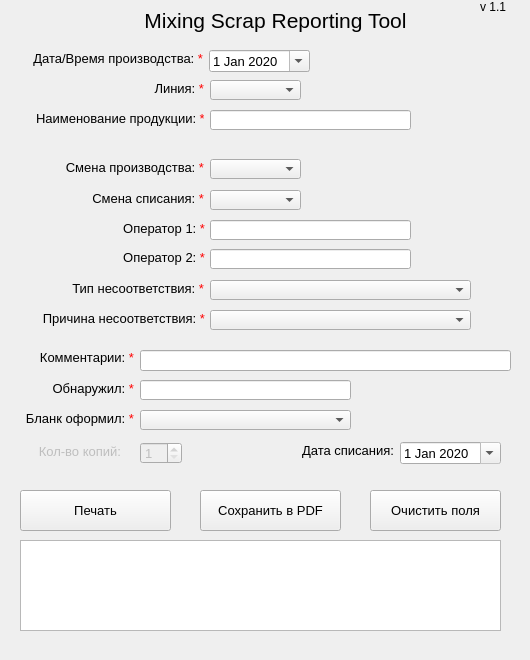
EvgenyMinikh/Mixing-Scrap-Reporting-Tool, file main_window.ui: the form before one commit.
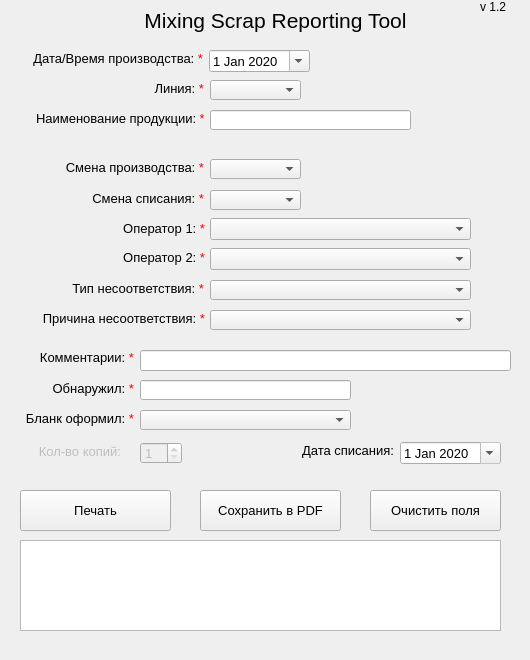
The form after the commit.

Commit message: [Change] Added operator lists, added xlsm support

Patch:
```diff
--- a/main_window.ui
+++ b/main_window.ui
@@ -56,7 +56,7 @@
      </rect>
     </property>
     <property name="text">
-     <string>v 1.1</string>
+     <string>v 1.2</string>
     </property>
    </widget>
    <widget class="QPlainTextEdit" name="plainTextEdit_StatusField">
@@ -111,16 +111,6 @@
      <string>Очистить поля</string>
     </property>
    </widget>
-   <widget class="QLineEdit" name="lineEdit_operator1">
-    <property name="geometry">
-     <rect>
-      <x>210</x>
-      <y>220</y>
-      <width>201</width>
-      <height>20</height>
-     </rect>
-    </property>
-   </widget>
    <widget class="QLabel" name="label_8">
     <property name="geometry">
      <rect>
@@ -345,16 +335,6 @@
      </rect>
     </property>
    </widget>
-   <widget class="QLineEdit" name="lineEdit_operator2">
-    <property name="geometry">
-     <rect>
-      <x>210</x>
-      <y>249</y>
-      <width>201</width>
-      <height>20</height>
-     </rect>
-    </property>
-   </widget>
    <widget class="QLabel" name="label_9">
     <property name="geometry">
      <rect>
@@ -631,6 +611,32 @@
      <string/>
     </property>
    </widget>
+   <widget class="QComboBox" name="comboBox_operator1">
+    <property name="geometry">
+     <rect>
+      <x>210</x>
+      <y>218</y>
+      <width>261</width>
+      <height>22</height>
+     </rect>
+    </property>
+    <property name="maxVisibleItems">
+     <number>25</number>
+    </property>
+   </widget>
+   <widget class="QComboBox" name="comboBox_operator2">
+    <property name="geometry">
+     <rect>
+      <x>210</x>
+      <y>248</y>
+      <width>261</width>
+      <height>22</height>
+     </rect>
+    </property>
+    <property name="maxVisibleItems">
+     <number>25</number>
+    </property>
+   </widget>
   </widget>
   <widget class="QMenuBar" name="menubar">
    <property name="geometry">
```
Left out of the diff: 12 changed lines with no effect on the pictures. The commit also changes 4 other files.
